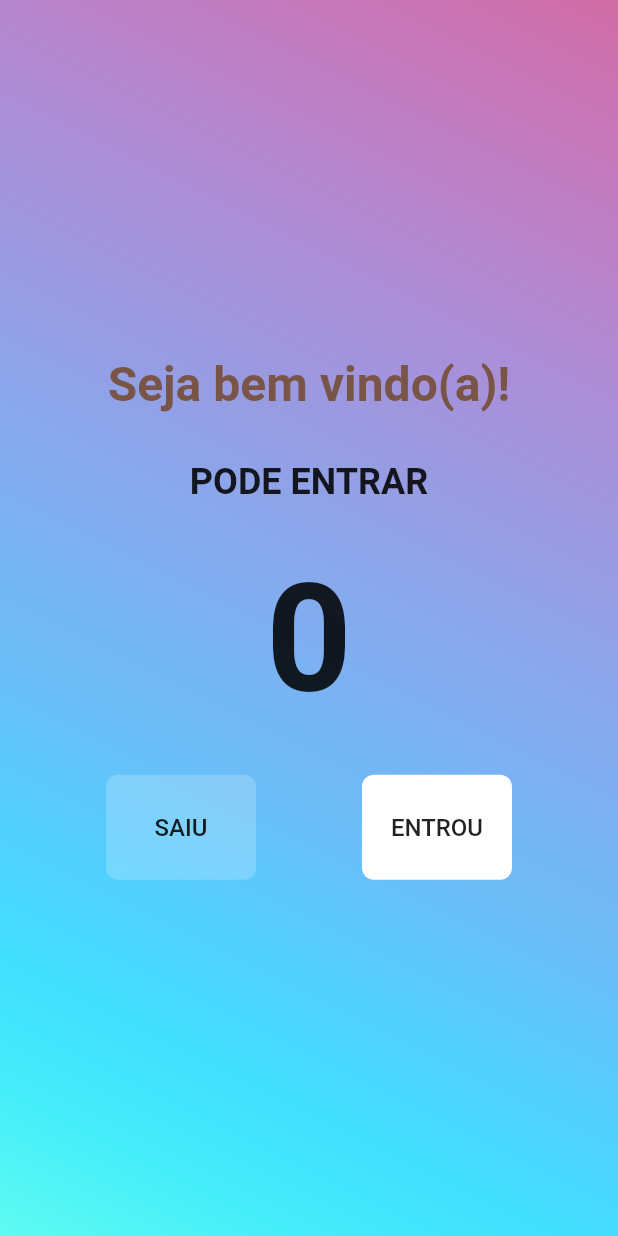
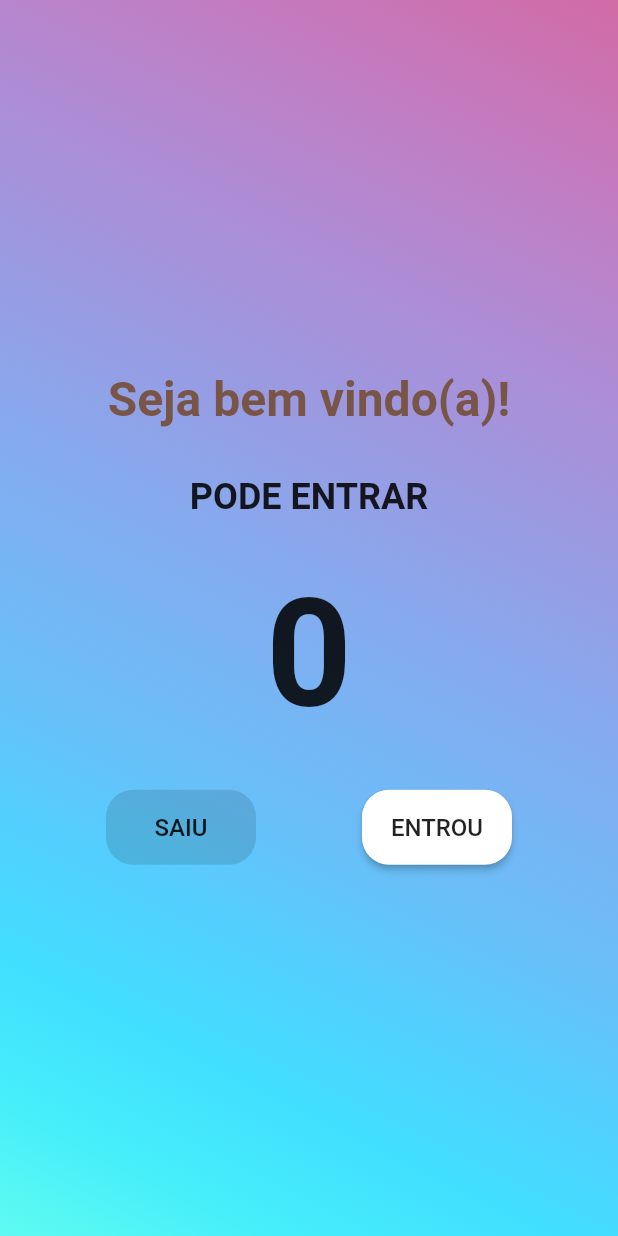
Before and after one commit to ravenascampos/contador, a Flutter app: the screen it shows after launch, on a phone screen of 412 x 824 dp. Run offline on Flutter 3.47's test engine with Material 2 defaults, Android fonts, the phone set to English and light mode, and no system bars; our stand-ins replace flutter_mobx, mobx; generated files the repository leaves out were written again.

Commit message:
refatoração e mobx

```diff
--- /dev/null
+++ b/lib/controller/counter_controller.dart
@@ -0,0 +1,22 @@
+import 'package:mobx/mobx.dart';
+
+part 'counter_controller.g.dart';
+
+class CounterController = CounterControllerBase with _$CounterController;
+
+abstract class CounterControllerBase with Store {
+  @observable
+  int count = 0;
+
+  @action
+  void increment() => count++;
+
+  @action
+  void decrement() => count--;
+
+  @computed
+  bool get isEmpty => count == 0;
+
+  @computed
+  bool get isFull => count == 20;
+}
--- a/lib/main.dart
+++ b/lib/main.dart
@@ -1,3 +1,4 @@
+import 'package:contador/page/counter_screen.dart';
 import 'package:flutter/material.dart';
 
 void main() {
@@ -9,130 +10,9 @@ class MyApp extends StatelessWidget {
   const MyApp({Key? key}) : super(key: key);
   @override
   Widget build(BuildContext context) {
-    return MaterialApp(
-      home: HomePage(),
+    return const MaterialApp(
+      home: CounterScreen(),
       debugShowCheckedModeBanner: false, //retira o banner de debug
     );
   }
 }
-
-//widget responsável pela Home
-class HomePage extends StatefulWidget {
-  HomePage({Key? key}) : super(key: key);
-
-  @override
-  State<HomePage> createState() => _HomePageState();
-}
-
-class _HomePageState extends State<HomePage> {
-  int count = 0;
-
-  void decrement() {
-    setState(() {
-      count--;
-    });
-  }
-
-  void increment() {
-    setState(() {
-      count++;
-    });
-  }
-
-  bool get isEmpty => count == 0;
-  bool get isFull => count == 20;
-
-  @override
-  Widget build(BuildContext context) {
-    return Scaffold(
-      body: Container(
-        decoration: const BoxDecoration(
-          gradient: LinearGradient(
-            begin: Alignment.topRight,
-            end: Alignment.bottomLeft,
-            colors: [
-              Color(0xffd16ba5),
-              Color(0xffc777b9),
-              Color(0xffba83ca),
-              Color(0xffaa8fd8),
-              Color(0xff9a9ae1),
-              Color(0xff8aa7ec),
-              Color(0xff79b3f4),
-              Color(0xff69bff8),
-              Color(0xff52cffe),
-              Color(0xff41dfff),
-              Color(0xff46eefa),
-              Color(0xff5ffbf1)
-            ],
-          ),
-        ),
-        child: Column(
-          mainAxisAlignment: MainAxisAlignment.center,
-          children: [
-            const Text(
-              "Seja bem vindo(a)!",
-              style: TextStyle(
-                fontSize: 32,
-                color: Colors.brown,
-                fontWeight: FontWeight.bold,
-              ),
-            ),
-            Padding(
-              padding: const EdgeInsets.all(32),
-              child: Text(
-                isFull ? "LOTADO" : "PODE ENTRAR",
-                style: TextStyle(
-                    fontSize: 24,
-                    color: isFull ? Colors.red : Colors.black87,
-                    fontWeight: FontWeight.bold),
-              ),
-            ),
-            Padding(
-              padding: const EdgeInsets.fromLTRB(0, 0, 0, 32),
-              child: Text(
-                '$count',
-                style: TextStyle(
-                  fontSize: 100,
-                  fontWeight: FontWeight.bold,
-                  color: isFull ? Colors.red : Colors.black87,
-                ),
-              ),
-            ),
-            Row(
-              mainAxisAlignment: MainAxisAlignment.spaceEvenly,
-              children: [
-                TextButton(
-                  onPressed: isEmpty ? null : decrement,
-                  style: TextButton.styleFrom(
-                      backgroundColor: isEmpty
-                          ? Colors.white.withOpacity(0.2)
-                          : Colors.white,
-                      fixedSize: const Size(100, 70),
-                      primary: Colors.black,
-                      shape: RoundedRectangleBorder(
-                          borderRadius: BorderRadius.circular(8))),
-                  child: const Text(
-                    "SAIU",
-                    style: TextStyle(color: Colors.black87, fontSize: 16),
-                  ),
-                ),
-                TextButton(
-                  onPressed: isFull ? null : increment,
-                  style: TextButton.styleFrom(
-                      backgroundColor:
-                          isFull ? Colors.white.withOpacity(0.2) : Colors.white,
-                      fixedSize: const Size(100, 70),
-                      primary: Colors.black,
-                      shape: RoundedRectangleBorder(
-                          borderRadius: BorderRadius.circular(8))),
-                  child: const Text("ENTROU",
-                      style: TextStyle(color: Colors.black87, fontSize: 16)),
-                )
-              ],
-            ),
-          ],
-        ),
-      ),
-    );
-  }
-}
--- /dev/null
+++ b/lib/page/components/custom_button.dart
@@ -0,0 +1,34 @@
+import 'package:flutter/material.dart';
+
+class CustomButton extends StatelessWidget {
+  final String content;
+  final Color background;
+  final VoidCallback? onPressed;
+
+  const CustomButton({
+    Key? key,
+    required this.content,
+    required this.background,
+    required this.onPressed,
+  }) : super(key: key);
+
+  @override
+  Widget build(BuildContext context) {
+    return SizedBox(
+      height: 50,
+      width: 100,
+      child: ElevatedButton(
+        onPressed: onPressed,
+        style: ElevatedButton.styleFrom(
+            primary: background,
+            shape: RoundedRectangleBorder(
+              borderRadius: BorderRadius.circular(18),
+            )),
+        child: Text(
+          content,
+          style: const TextStyle(color: Colors.black87, fontSize: 16),
+        ),
+      ),
+    );
+  }
+}
--- /dev/null
+++ b/lib/page/counter_screen.dart
@@ -0,0 +1,114 @@
+import 'package:contador/controller/counter_controller.dart';
+import 'package:contador/page/components/custom_button.dart';
+import 'package:flutter/material.dart';
+import 'package:flutter_mobx/flutter_mobx.dart';
+
+class CounterScreen extends StatefulWidget {
+  const CounterScreen({Key? key}) : super(key: key);
+
+  @override
+  State<CounterScreen> createState() => _CounterScreenState();
+}
+
+class _CounterScreenState extends State<CounterScreen> {
+  final CounterController controller = CounterController();
+
+  @override
+  Widget build(BuildContext context) {
+    return Scaffold(
+      body: Container(
+        decoration: const BoxDecoration(
+          gradient: LinearGradient(
+            begin: Alignment.topRight,
+            end: Alignment.bottomLeft,
+            colors: [
+              Color(0xffd16ba5),
+              Color(0xffc777b9),
+              Color(0xffba83ca),
+              Color(0xffaa8fd8),
+              Color(0xff9a9ae1),
+              Color(0xff8aa7ec),
+              Color(0xff79b3f4),
+              Color(0xff69bff8),
+              Color(0xff52cffe),
+              Color(0xff41dfff),
+              Color(0xff46eefa),
+              Color(0xff5ffbf1)
+            ],
+          ),
+        ),
+        child: Column(
+          mainAxisAlignment: MainAxisAlignment.center,
+          children: [
+            const Text(
+              "Seja bem vindo(a)!",
+              style: TextStyle(
+                fontSize: 32,
+                color: Colors.brown,
+                fontWeight: FontWeight.bold,
+              ),
+            ),
+            Observer(
+              builder: (_) {
+                return Padding(
+                  padding: const EdgeInsets.all(32),
+                  child: Text(
+                    controller.isFull ? "LOTADO" : "PODE ENTRAR",
+                    style: TextStyle(
+                        fontSize: 24,
+                        color: controller.isFull
+                            ? Colors.red.shade400
+                            : Colors.black87,
+                        fontWeight: FontWeight.bold),
+                  ),
+                );
+              },
+            ),
+            Padding(
+              padding: const EdgeInsets.fromLTRB(0, 0, 0, 32),
+              child: Observer(
+                builder: (_) {
+                  return Text(
+                    '${controller.count}',
+                    style: TextStyle(
+                      fontSize: 100,
+                      fontWeight: FontWeight.bold,
+                      color: controller.isFull
+                          ? Colors.red.shade400
+                          : Colors.black87,
+                    ),
+                  );
+                },
+              ),
+            ),
+            Observer(
+              builder: (_) {
+                return Row(
+                  mainAxisAlignment: MainAxisAlignment.spaceEvenly,
+                  children: [
+                    CustomButton(
+                      content: 'SAIU',
+                      background: controller.isEmpty
+                          ? Colors.white.withOpacity(0.2)
+                          : Colors.white,
+                      onPressed:
+                          controller.isEmpty ? null : controller.decrement,
+                    ),
+                    CustomButton(
+                      content: 'ENTROU',
+                      background: controller.isFull
+                          ? Colors.white.withOpacity(0.2)
+                          : Colors.white,
+                      onPressed:
+                          controller.isFull ? null : controller.increment,
+                    ),
+                  ],
+                );
+              },
+            ),
+          ],
+        ),
+      ),
+    );
+  }
+}
--- a/pubspec.yaml
+++ b/pubspec.yaml
@@ -34,6 +34,9 @@ dependencies:
   # The following adds the Cupertino Icons font to your application.
   # Use with the CupertinoIcons class for iOS style icons.
   cupertino_icons: ^1.0.2
+  mobx: ^2.0.7
+  flutter_mobx: ^2.0.5
+
 
 dev_dependencies:
   flutter_test:
@@ -46,6 +49,8 @@ dev_dependencies:
   # rules and activating additional ones.
   flutter_lints: ^1.0.0
   flutter_launcher_icons: "^0.9.2"
+  mobx_codegen: ^2.0.6
+  build_runner: ^2.1.10
 
 flutter_icons:
   android: true
```
Also changed, not shown: lib/controller/counter_controller.g.dart (added), pubspec.lock.
